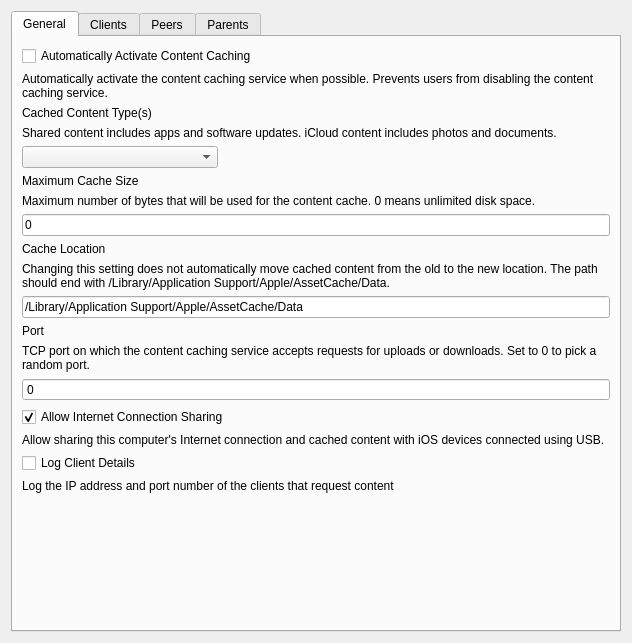
First picture: the form in FWAdminLib/Configurator/ContentCachingForm.ui, repository fw-dev/translations, before the edit.
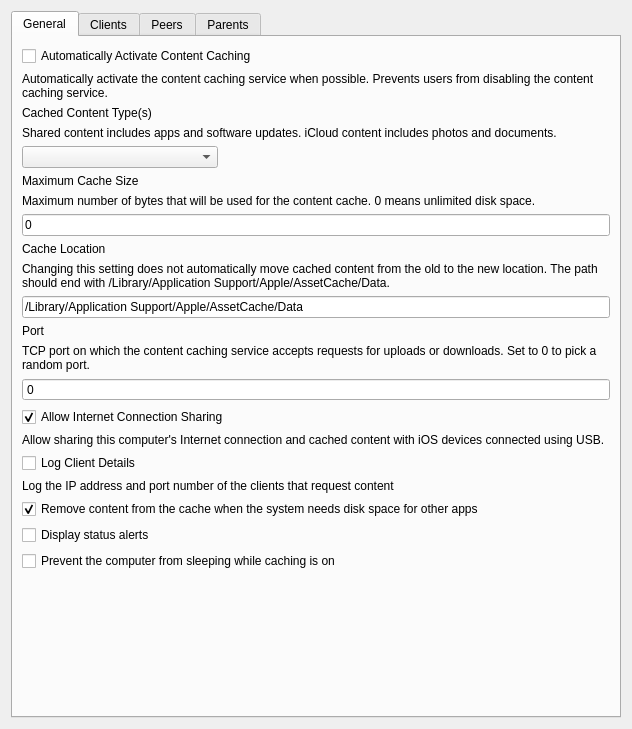
Second picture: the form after the edit. Custom widgets are drawn as their Qt base class.

```diff
--- a/FWAdminLib/Configurator/ContentCachingForm.ui
+++ b/FWAdminLib/Configurator/ContentCachingForm.ui
@@ -7,7 +7,7 @@
     <x>0</x>
     <y>0</y>
     <width>632</width>
-    <height>643</height>
+    <height>729</height>
    </rect>
   </property>
   <property name="minimumSize">
@@ -239,6 +239,30 @@
          </property>
         </widget>
        </item>
+       <item row="22" column="0">
+        <widget class="QCheckBox" name="checkBoxAllowCacheDelete">
+         <property name="text">
+          <string>Remove content from the cache when the system needs disk space for other apps</string>
+         </property>
+         <property name="checked">
+          <bool>true</bool>
+         </property>
+        </widget>
+       </item>
+       <item row="23" column="0">
+        <widget class="QCheckBox" name="checkBoxDisplayAlerts">
+         <property name="text">
+          <string>Display status alerts</string>
+         </property>
+        </widget>
+       </item>
+       <item row="24" column="0">
+        <widget class="QCheckBox" name="checkBoxKeepAwake">
+         <property name="text">
+          <string>Prevent the computer from sleeping while caching is on</string>
+         </property>
+        </widget>
+       </item>
       </layout>
      </widget>
      <widget class="QWidget" name="clientsTab">
```
Left out of the diff: 12 changed lines with no effect on the pictures.
